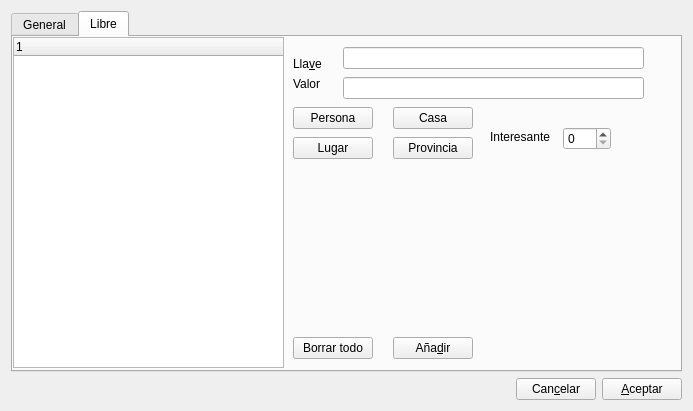
Old version of the form gui/dlgdetalles.ui in the repository rogorido/qtpredicadores.
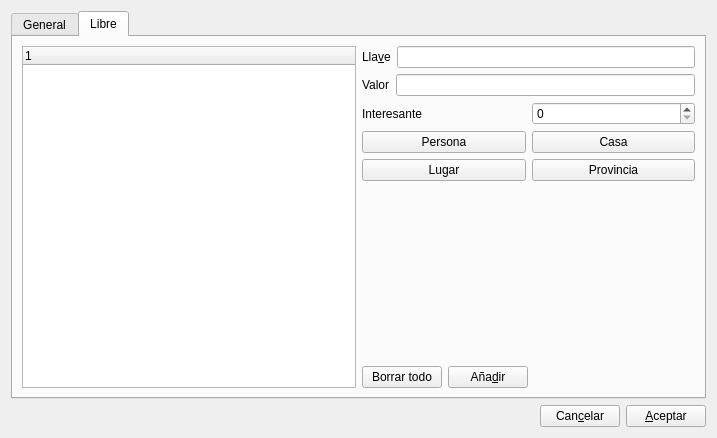
New version of the form. The open tabs and pages were chosen to show the change.

Commit message: Poniendo bien el layout de dlgDetalles

```diff
--- a/gui/dlgdetalles.ui
+++ b/gui/dlgdetalles.ui
@@ -6,8 +6,8 @@
    <rect>
     <x>0</x>
     <y>0</y>
-    <width>693</width>
-    <height>411</height>
+    <width>717</width>
+    <height>438</height>
    </rect>
   </property>
   <property name="windowTitle">
@@ -181,66 +181,24 @@
       <attribute name="title">
        <string>Libre</string>
       </attribute>
+      <layout class="QVBoxLayout" name="verticalLayout_4">
+       <item>
+        <layout class="QHBoxLayout" name="horizontalLayout_3">
+         <item>
       <widget class="QTreeWidget" name="twJsonLibre">
-       <property name="geometry">
-        <rect>
-         <x>0</x>
-         <y>0</y>
-         <width>271</width>
-         <height>331</height>
-        </rect>
-       </property>
        <column>
         <property name="text">
          <string notr="true">1</string>
         </property>
        </column>
       </widget>
-      <widget class="QPushButton" name="btProvincia">
-       <property name="geometry">
-        <rect>
-         <x>380</x>
-         <y>100</y>
-         <width>80</width>
-         <height>22</height>
-        </rect>
-       </property>
-       <property name="text">
-        <string>Provincia</string>
-       </property>
-      </widget>
-      <widget class="QLineEdit" name="txtKey">
-       <property name="geometry">
-        <rect>
-         <x>330</x>
-         <y>10</y>
-         <width>301</width>
-         <height>22</height>
-        </rect>
-       </property>
-      </widget>
-      <widget class="QPushButton" name="btLugar">
-       <property name="geometry">
-        <rect>
-         <x>280</x>
-         <y>100</y>
-         <width>80</width>
-         <height>22</height>
-        </rect>
-       </property>
-       <property name="text">
-        <string>Lugar</string>
-       </property>
-      </widget>
+         </item>
+         <item>
+          <layout class="QVBoxLayout" name="verticalLayout_3">
+           <item>
+            <layout class="QHBoxLayout" name="horizontalLayout_6">
+             <item>
       <widget class="QLabel" name="label_7">
-       <property name="geometry">
-        <rect>
-         <x>280</x>
-         <y>20</y>
-         <width>58</width>
-         <height>14</height>
-        </rect>
-       </property>
        <property name="text">
         <string>Lla&amp;ve</string>
        </property>
@@ -248,41 +206,43 @@
         <cstring>txtKey</cstring>
        </property>
       </widget>
-      <widget class="QPushButton" name="btPersona">
-       <property name="geometry">
-        <rect>
-         <x>280</x>
-         <y>70</y>
-         <width>80</width>
-         <height>22</height>
-        </rect>
-       </property>
+             </item>
+             <item>
+              <widget class="QLineEdit" name="txtKey"/>
+             </item>
+            </layout>
+           </item>
+           <item>
+            <layout class="QHBoxLayout" name="horizontalLayout_7">
+             <item>
+              <widget class="QLabel" name="label_8">
        <property name="text">
-        <string>Persona</string>
-       </property>
-      </widget>
-      <widget class="QPushButton" name="btCasa">
-       <property name="geometry">
-        <rect>
-         <x>380</x>
-         <y>70</y>
-         <width>80</width>
-         <height>22</height>
-        </rect>
-       </property>
+                <string>Valor</string>
+               </property>
+               <property name="buddy">
+                <cstring>txtValue</cstring>
+               </property>
+              </widget>
+             </item>
+             <item>
+              <widget class="QLineEdit" name="txtValue"/>
+             </item>
+            </layout>
+           </item>
+           <item>
+            <layout class="QHBoxLayout" name="horizontalLayout_8">
+             <item>
+              <widget class="QLabel" name="label">
        <property name="text">
-        <string>Casa</string>
-       </property>
-      </widget>
+                <string>Interesante</string>
+               </property>
+               <property name="buddy">
+                <cstring>spInteresante</cstring>
+               </property>
+              </widget>
+             </item>
+             <item>
       <widget class="QSpinBox" name="spInteresante">
-       <property name="geometry">
-        <rect>
-         <x>550</x>
-         <y>90</y>
-         <width>48</width>
-         <height>23</height>
-        </rect>
-       </property>
        <property name="maximum">
         <number>100</number>
        </property>
@@ -290,74 +250,90 @@
         <number>5</number>
        </property>
       </widget>
-      <widget class="QLabel" name="label">
-       <property name="geometry">
-        <rect>
-         <x>477</x>
-         <y>90</y>
-         <width>71</width>
-         <height>20</height>
-        </rect>
-       </property>
+             </item>
+            </layout>
+           </item>
+           <item>
+            <layout class="QGridLayout" name="gridLayout_2">
+             <item row="0" column="0">
+              <widget class="QPushButton" name="btPersona">
        <property name="text">
-        <string>Interesante</string>
-       </property>
-       <property name="buddy">
-        <cstring>spInteresante</cstring>
-       </property>
-      </widget>
-      <widget class="QLineEdit" name="txtValue">
-       <property name="geometry">
-        <rect>
-         <x>330</x>
-         <y>40</y>
-         <width>301</width>
-         <height>22</height>
-        </rect>
-       </property>
-      </widget>
-      <widget class="QLabel" name="label_8">
-       <property name="geometry">
-        <rect>
-         <x>280</x>
-         <y>40</y>
-         <width>58</width>
-         <height>14</height>
-        </rect>
-       </property>
+                <string>Persona</string>
+               </property>
+              </widget>
+             </item>
+             <item row="0" column="1">
+              <widget class="QPushButton" name="btCasa">
+               <property name="text">
+                <string>Casa</string>
+               </property>
+              </widget>
+             </item>
+             <item row="1" column="0">
+              <widget class="QPushButton" name="btLugar">
+               <property name="text">
+                <string>Lugar</string>
+               </property>
+              </widget>
+             </item>
+             <item row="1" column="1">
+              <widget class="QPushButton" name="btProvincia">
        <property name="text">
-        <string>Valor</string>
-       </property>
-       <property name="buddy">
-        <cstring>txtValue</cstring>
-       </property>
-      </widget>
+                <string>Provincia</string>
+               </property>
+              </widget>
+             </item>
+            </layout>
+           </item>
+           <item>
+            <spacer name="verticalSpacer_2">
+             <property name="orientation">
+              <enum>Qt::Vertical</enum>
+             </property>
+             <property name="sizeHint" stdset="0">
+              <size>
+               <width>20</width>
+               <height>40</height>
+              </size>
+             </property>
+            </spacer>
+           </item>
+           <item>
+            <layout class="QHBoxLayout" name="horizontalLayout_5">
+             <item>
       <widget class="QPushButton" name="btBorrarJsonLibre">
-       <property name="geometry">
-        <rect>
-         <x>280</x>
-         <y>300</y>
-         <width>80</width>
-         <height>22</height>
-        </rect>
-       </property>
        <property name="text">
         <string>Borrar todo</string>
        </property>
       </widget>
+             </item>
+             <item>
       <widget class="QPushButton" name="btAnadirJsonLibre">
-       <property name="geometry">
-        <rect>
-         <x>380</x>
-         <y>300</y>
-         <width>80</width>
-         <height>22</height>
-        </rect>
-       </property>
        <property name="text">
         <string>Aña&amp;dir</string>
        </property>
       </widget>
+             </item>
+             <item>
+              <spacer name="horizontalSpacer_2">
+               <property name="orientation">
+                <enum>Qt::Horizontal</enum>
+               </property>
+               <property name="sizeHint" stdset="0">
+                <size>
+                 <width>40</width>
+                 <height>20</height>
+                </size>
+               </property>
+              </spacer>
+             </item>
+            </layout>
+           </item>
+          </layout>
+         </item>
+        </layout>
+       </item>
+      </layout>
      </widget>
     </widget>
    </item>
```
Left out of the diff: 220 changed lines with no effect on the pictures. Lines whose indentation alone changed are shown as unchanged.
